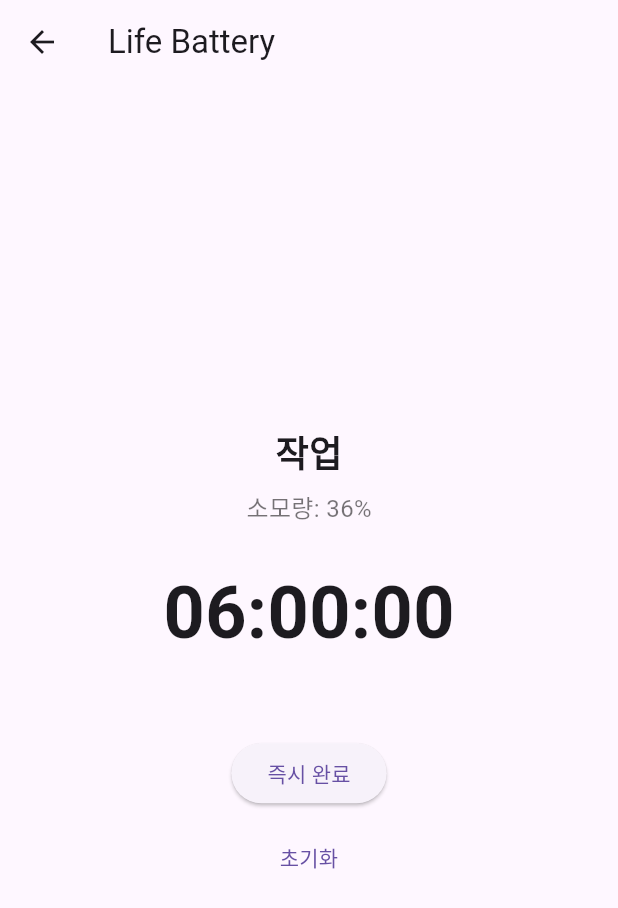
After one commit to bytebird96/life_battery, a Flutter app: the screen it shows after launch, after a tap on "작업", on a phone screen of 412 x 824 dp. The commit adds this screen. Shown: the top 908 px of the screen. Run offline on Flutter 3.47's test engine with Material 3 defaults, Android fonts, the phone set to English and light mode, and no system bars; our stand-ins replace drift, flutter_local_notifications, flutter_riverpod, shared_preferences, timezone; accounts and stored records are empty; generated files the repository leaves out were written again.

Commit message:
feat : 일정 상세 화면 추가 및 즉시 완료/초기화 기능 구현

```diff
--- /dev/null
+++ b/lib/features/home/event_detail_screen.dart
@@ -0,0 +1,147 @@
+import 'dart:async';
+import 'package:flutter/material.dart';
+import 'package:flutter_riverpod/flutter_riverpod.dart';
+import '../../data/models.dart';
+import '../../data/repositories.dart';
+
+/// 일정의 상세 정보를 보여주는 화면
+///
+/// - 남은 시간과 배터리 변화량을 크게 표시
+/// - "즉시 완료" 버튼을 누르면 남은 배터리 변화량을 한 번에 적용
+/// - "초기화" 버튼을 누르면 진행 중인 일정을 멈추고 처음 상태로 되돌림
+class EventDetailScreen extends ConsumerStatefulWidget {
+  final Event event; // 보여줄 일정 정보
+  final bool running; // 현재 실행 중인지 여부
+  final Duration remain; // 남은 시간
+  final Future<void> Function() onInstantComplete; // 즉시 완료 콜백
+  final Future<void> Function() onReset; // 초기화 콜백
+
+  const EventDetailScreen({
+    super.key,
+    required this.event,
+    required this.running,
+    required this.remain,
+    required this.onInstantComplete,
+    required this.onReset,
+  });
+
+  @override
+  ConsumerState<EventDetailScreen> createState() => _EventDetailScreenState();
+}
+
+class _EventDetailScreenState extends ConsumerState<EventDetailScreen> {
+  late Duration _remain; // 화면에 표시할 남은 시간
+  Timer? _timer; // 실행 중인 일정의 시간을 갱신하는 타이머
+
+  @override
+  void initState() {
+    super.initState();
+    _remain = widget.remain; // 전달받은 남은 시간을 초기값으로 설정
+
+    // 실행 중인 일정이라면 1초마다 남은 시간을 감소시킨다.
+    if (widget.running) {
+      _timer = Timer.periodic(const Duration(seconds: 1), (_) {
+        setState(() {
+          if (_remain.inSeconds > 0) {
+            _remain -= const Duration(seconds: 1);
+          }
+        });
+      });
+    }
+  }
+
+  @override
+  void dispose() {
+    _timer?.cancel(); // 타이머 정리
+    super.dispose();
+  }
+
+  /// Duration을 "HH:mm:ss" 형태의 문자열로 변환하는 헬퍼
+  String _formatDuration(Duration d) {
+    final h = d.inHours.toString().padLeft(2, '0');
+    final m = (d.inMinutes % 60).toString().padLeft(2, '0');
+    final s = (d.inSeconds % 60).toString().padLeft(2, '0');
+    return '$h:$m:$s';
+  }
+
+  /// 이벤트 종류에 따라 시간당 배터리 변화를 계산
+  double _rateFor(Event e, AppRepository repo) {
+    if (e.ratePerHour != null) return e.ratePerHour!;
+    switch (e.type) {
+      case EventType.work:
+        return -repo.settings.defaultDrainRate;
+      case EventType.rest:
+        return repo.settings.defaultRestRate;
+      case EventType.sleep:
+        return repo.settings.sleepChargeRate;
+      case EventType.neutral:
+        return 0;
+    }
+  }
+
+  @override
+  Widget build(BuildContext context) {
+    final repo = ref.watch(repositoryProvider); // 리포지토리 접근
+    final e = widget.event; // 가독성을 위한 별칭
+
+    // 전체 일정 동안의 배터리 변화량 계산
+    final totalDuration = e.endAt.difference(e.startAt);
+    final totalChange =
+        _rateFor(e, repo) * totalDuration.inSeconds / 3600; // 퍼센트 단위
+    final label = totalChange >= 0 ? '충전량' : '소모량';
+
+    return Scaffold(
+      appBar: AppBar(
+        title: const Text('Life Battery'),
+      ),
+      body: Center(
+        child: Column(
+          mainAxisAlignment: MainAxisAlignment.center,
+          children: [
+            // 일정 제목
+            Text(
+              e.title,
+              style: const TextStyle(
+                fontSize: 24,
+                fontWeight: FontWeight.w600,
+              ),
+            ),
+            const SizedBox(height: 8),
+            // 배터리 변화량 표시
+            Text(
+              '$label: ${totalChange.abs().toStringAsFixed(0)}%',
+              style: const TextStyle(fontSize: 16, color: Colors.black54),
+            ),
+            const SizedBox(height: 24),
+            // 남은 시간 표시
+            Text(
+              _formatDuration(_remain),
+              style: const TextStyle(
+                fontSize: 48,
+                fontWeight: FontWeight.bold,
+              ),
+            ),
+            const SizedBox(height: 48),
+            // 즉시 완료 버튼
+            ElevatedButton(
+              onPressed: () async {
+                await widget.onInstantComplete();
+                if (context.mounted) Navigator.pop(context);
+              },
+              child: const Text('즉시 완료'),
+            ),
+            const SizedBox(height: 8),
+            // 초기화 버튼
+            TextButton(
+              onPressed: () async {
+                await widget.onReset();
+                if (context.mounted) Navigator.pop(context);
+              },
+              child: const Text('초기화'),
+            ),
+          ],
+        ),
+      ),
+    );
+  }
+}
--- a/lib/features/home/life_battery_home_screen.dart
+++ b/lib/features/home/life_battery_home_screen.dart
@@ -12,6 +12,7 @@ import 'package:shared_preferences/shared_preferences.dart';
 
 // ▼▼▼ 중요: MagSafe 스타일 배터리 링 위젯 경로(너 프로젝트에 맞춰 수정) ▼▼▼
 import 'widgets/mag_safe_charging_ring.dart';
+import 'event_detail_screen.dart';
 
 import '../../core/scale.dart'; // s(context, px) 헬퍼
 
@@ -212,6 +213,73 @@ class _LifeBatteryHomeScreenState
     await _clearRunningTask();
   }
 
+  /// 남은 시간을 모두 적용하여 즉시 일정을 완료하는 함수
+  Future<void> _instantComplete(Event e) async {
+    final repo = ref.read(repositoryProvider); // 일정 저장소 접근
+    final base = e.endAt.difference(e.startAt); // 전체 일정 시간
+    // 실행 중인 일정이면 현재 남은 시간을 사용, 아니면 저장된 남은 시간 사용
+    final remain = _runningId == e.id ? _remain : (_remainMap[e.id] ?? base);
+
+    // 진행 중이었다면 타이머를 중지하고 상태를 정리
+    if (_runningId == e.id) {
+      await _stopEvent(completed: true);
+    }
+
+    // 남은 시간만큼의 배터리 변화량 계산 및 적용
+    final delta = _rateFor(e, repo) * remain.inSeconds / 3600;
+    var battery = ref.read(batteryControllerProvider);
+    battery += delta;
+    battery = battery.clamp(0, 100); // 0~100 범위로 제한
+    ref.read(batteryControllerProvider.notifier).state = battery;
+
+    // 일정은 완료 상태로 표시
+    _remainMap[e.id] = Duration.zero;
+    try {
+      await ref.read(notificationProvider).cancel(e.id.hashCode);
+    } catch (_) {}
+    await _saveRemainMap();
+    await _clearRunningTask();
+    setState(() {});
+  }
+
+  /// 일정을 중지하고 처음 상태(전체 시간)으로 되돌리는 함수
+  Future<void> _resetEvent(Event e) async {
+    final base = e.endAt.difference(e.startAt); // 초기 설정 시간
+    if (_runningId == e.id) {
+      // 실행 중이면 중지하고 배터리를 시작 당시 값으로 복구
+      await _stopEvent();
+      final prefs = await SharedPreferences.getInstance();
+      final saved = prefs.getDouble('battery');
+      if (saved != null) {
+        ref.read(batteryControllerProvider.notifier).state = saved;
+      }
+      await _clearRunningTask();
+    }
+    _remainMap[e.id] = base; // 남은 시간을 초기값으로 설정
+    await _saveRemainMap();
+    setState(() {});
+  }
+
+  /// 일정 타일을 눌렀을 때 상세 화면으로 이동하는 함수
+  Future<void> _openDetail(Event e) async {
+    final base = e.endAt.difference(e.startAt);
+    final running = _runningId == e.id;
+    final remain = running ? _remain : (_remainMap[e.id] ?? base);
+
+    await Navigator.push(
+      context,
+      MaterialPageRoute(
+        builder: (_) => EventDetailScreen(
+          event: e,
+          running: running,
+          remain: remain,
+          onInstantComplete: () => _instantComplete(e),
+          onReset: () => _resetEvent(e),
+        ),
+      ),
+    );
+  }
+
   double _rateFor(Event e, AppRepository repo) {
     if (e.ratePerHour != null) return e.ratePerHour!;
     switch (e.type) {
@@ -397,6 +465,7 @@ class _LifeBatteryHomeScreenState
                                   await _startEvent(e);
                                 }
                               },
+                              onTap: () => _openDetail(e),
                               iconBg: iconBg,
                               iconSize: iconSize,
                               cardPadding: cardPadding,
@@ -449,6 +518,7 @@ class _EventTile extends StatelessWidget {
   final Duration remain;
   final double rate;
   final VoidCallback onPressed;
+  final VoidCallback? onTap; // 타일 전체 탭 동작
 
   final double iconBg;
   final double iconSize;
@@ -465,6 +535,7 @@ class _EventTile extends StatelessWidget {
     required this.remain,
     required this.rate,
     required this.onPressed,
+    this.onTap,
     required this.iconBg,
     required this.iconSize,
     required this.cardPadding,
@@ -479,8 +550,9 @@ class _EventTile extends StatelessWidget {
   Widget build(BuildContext context) {
     final typeTag =
         event.type.name[0].toUpperCase() + event.type.name.substring(1);
-
-    return Container(
+    return GestureDetector(
+      onTap: onTap,
+      child: Container(
         padding: EdgeInsets.all(cardPadding),
         decoration: BoxDecoration(
           color: const Color(0xFFF7F7FA),
```
Lines whose indentation alone changed are shown as unchanged.
